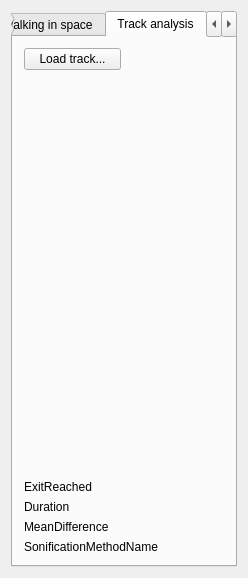
Qt form mainwindow.ui (navigatore/imaginote) before a commit.
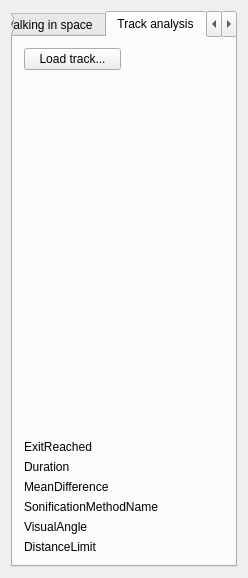
The same form after that commit. The open tabs and pages were chosen to show the change. Custom widgets are drawn as their Qt base class.

Commit message: Store in recording information about visual angle and distance limit

What changed in the file:
```diff
--- a/mainwindow.ui
+++ b/mainwindow.ui
@@ -353,6 +353,20 @@
           </property>
          </widget>
         </item>
+        <item>
+         <widget class="QLabel" name="visualAngleLabel_2">
+          <property name="text">
+           <string>VisualAngle</string>
+          </property>
+         </widget>
+        </item>
+        <item>
+         <widget class="QLabel" name="distanceLimitLabel_2">
+          <property name="text">
+           <string>DistanceLimit</string>
+          </property>
+         </widget>
+        </item>
        </layout>
       </widget>
       <widget class="QWidget" name="generatorTab">
```
Left out of the diff: 42 changed lines with no effect on the pictures. The commit also changes 7 other files.
